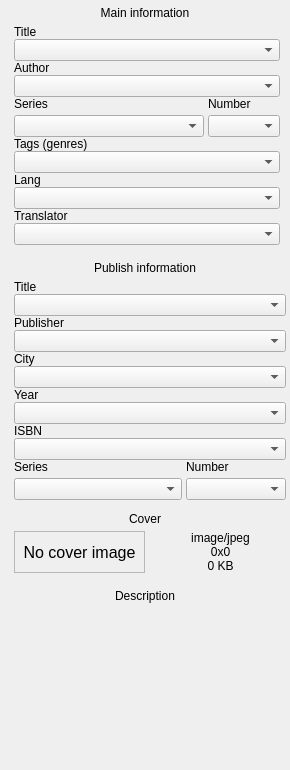
Qt form src/designer/bookinfopanel.ui (dnkorpushov/libro2) before a commit.
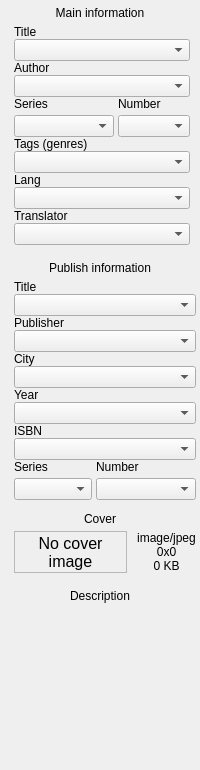
The same form after that commit. Icons and pictures are not drawn. Custom widgets are drawn as their Qt base class.

The edit to the form file:
```diff
--- a/src/designer/bookinfopanel.ui
+++ b/src/designer/bookinfopanel.ui
@@ -6,13 +6,13 @@
    <rect>
     <x>0</x>
     <y>0</y>
-    <width>290</width>
+    <width>200</width>
     <height>770</height>
    </rect>
   </property>
   <property name="minimumSize">
    <size>
-    <width>290</width>
+    <width>200</width>
     <height>0</height>
    </size>
   </property>
@@ -57,7 +57,7 @@
        <rect>
         <x>0</x>
         <y>0</y>
-        <width>290</width>
+        <width>200</width>
         <height>770</height>
        </rect>
       </property>
```
Left out of the diff: 2 changed lines with no effect on the pictures.
